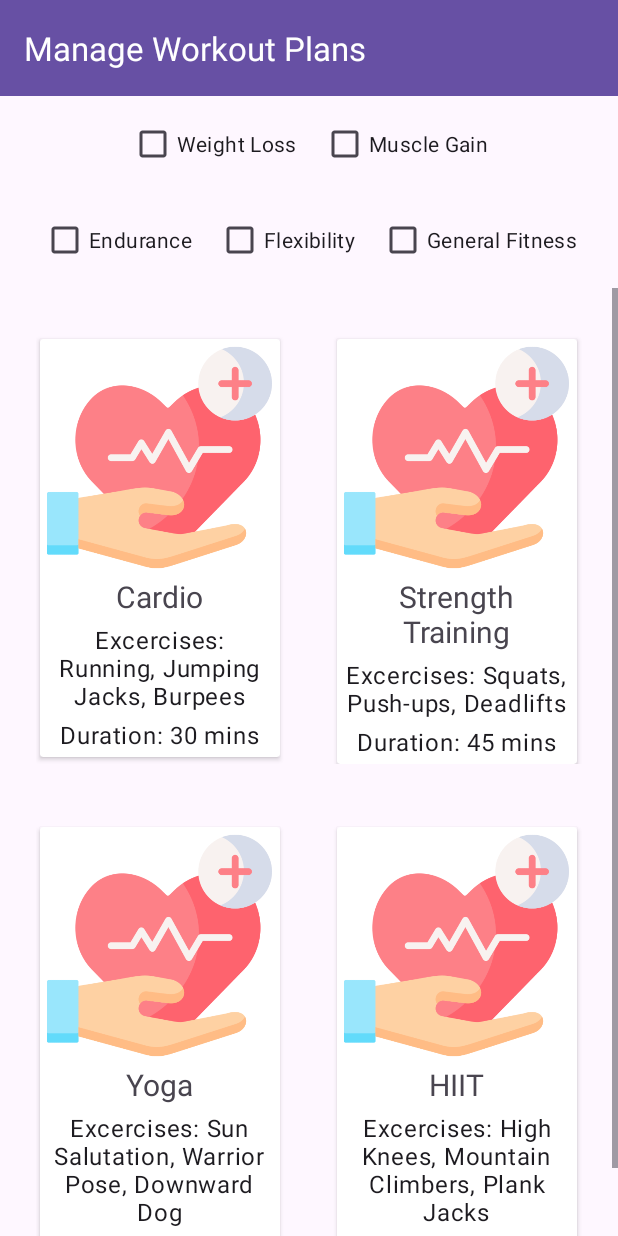
After one commit to goldenshake/UniHealth, an Android app: the WorkoutPlan screen opened directly, with no data from a screen before it, on a phone screen of 412 x 824 dp. The commit adds this screen. Run offline under Robolectric (Android 15) with nearby library versions, the phone set to English and light mode, and no system bars.

Commit message:
created meal plan and work out plan pages

```diff
--- /dev/null
+++ b/app/src/main/java/com/example/unihealth/BodyWorkoutPlan.kt
@@ -0,0 +1,9 @@
+package com.example.unihealth
+
+data class BodyWorkoutPlan(
+    val name: String,
+    val image: Int,
+    val exercises: List<String>,
+    val durationInMinutes: Int,
+    val tags: List<String>
+)
--- /dev/null
+++ b/app/src/main/java/com/example/unihealth/WorkoutAdapter.kt
@@ -0,0 +1,45 @@
+package com.example.unihealth
+
+import android.view.LayoutInflater
+import android.view.View
+import android.view.ViewGroup
+import android.widget.ImageView
+import android.widget.TextView
+import androidx.recyclerview.widget.RecyclerView
+
+class WorkoutAdapter(private val workouts: MutableList<BodyWorkoutPlan>) : RecyclerView.Adapter<WorkoutViewHolder>() {
+    override fun onCreateViewHolder(parent: ViewGroup, viewType: Int): WorkoutViewHolder {
+        val view = LayoutInflater.from(parent.context).inflate(R.layout.item_meal, parent, false)
+        return WorkoutViewHolder(view)
+    }
+
+    override fun onBindViewHolder(holder: WorkoutViewHolder, position: Int) {
+        val workout = workouts[position]
+        holder.bind(workout)
+    }
+
+    override fun getItemCount(): Int {
+        return workouts.size
+    }
+
+    fun updateList(newList: List<BodyWorkoutPlan>) {
+        workouts.clear()
+        workouts.addAll(newList)
+        notifyDataSetChanged()
+    }
+
+}
+
+class WorkoutViewHolder(itemView: View) : RecyclerView.ViewHolder(itemView) {
+    private val imageView: ImageView = itemView.findViewById(R.id.imageView)
+    private val nameTextView: TextView = itemView.findViewById(R.id.nameTextView)
+    private val ingredientsTextView: TextView = itemView.findViewById(R.id.ingredientsTextView)
+    private val calorieTextView: TextView = itemView.findViewById(R.id.calorieTextView)
+
+    fun bind(workout: BodyWorkoutPlan) {
+        imageView.setImageResource(workout.image)
+        nameTextView.text = workout.name
+        ingredientsTextView.text = "Excercises: ${workout.exercises.joinToString(", ")}"
+        calorieTextView.text = "Duration: ${workout.durationInMinutes} mins"
+    }
+}
--- /dev/null
+++ b/app/src/main/java/com/example/unihealth/WorkoutPlan.kt
@@ -0,0 +1,122 @@
+package com.example.unihealth
+
+import android.os.Bundle
+import android.widget.CheckBox
+import androidx.activity.enableEdgeToEdge
+import androidx.appcompat.app.AppCompatActivity
+import androidx.core.view.ViewCompat
+import androidx.core.view.WindowInsetsCompat
+import androidx.recyclerview.widget.GridLayoutManager
+import androidx.recyclerview.widget.LinearLayoutManager
+import androidx.recyclerview.widget.RecyclerView
+
+class WorkoutPlan : AppCompatActivity() {
+
+    val workoutList = listOf(
+        BodyWorkoutPlan(
+            "Cardio",
+            R.drawable.healthcare,
+            listOf("Running", "Jumping Jacks", "Burpees"),
+            30,
+            listOf("Endurance", "Weight Loss")
+        ),
+        BodyWorkoutPlan(
+            "Strength Training",
+            R.drawable.healthcare,
+            listOf("Squats", "Push-ups", "Deadlifts"),
+            45,
+            listOf("Muscle Gain", "Strength")
+        ),
+        BodyWorkoutPlan(
+            "Yoga",
+            R.drawable.healthcare,
+            listOf("Sun Salutation", "Warrior Pose", "Downward Dog"),
+            60,
+            listOf("Flexibility", "General Fitness")
+        ),
+        BodyWorkoutPlan(
+            "HIIT",
+            R.drawable.healthcare,
+            listOf("High Knees", "Mountain Climbers", "Plank Jacks"),
+            40,
+            listOf("Endurance", "Weight Loss")
+        ),
+        BodyWorkoutPlan(
+            "Circuit Training",
+            R.drawable.healthcare,
+            listOf("Jump Rope", "Box Jumps", "Bench Press"),
+            50,
+            listOf("Muscle Gain", "General Fitness")
+        ),
+        BodyWorkoutPlan(
+            "Pilates",
+            R.drawable.healthcare,
+            listOf("Hundreds", "Leg Circles", "Criss-Cross"),
+            45,
+            listOf("Flexibility", "Core Strength")
+        ),
+        BodyWorkoutPlan(
+            "Swimming",
+            R.drawable.healthcare,
+            listOf("Freestyle", "Breaststroke", "Butterfly"),
+            45,
+            listOf("Endurance", "General Fitness")
+        ),
+        BodyWorkoutPlan(
+            "Cycling",
+            R.drawable.healthcare,
+            listOf("Indoor Cycling", "Outdoor Cycling", "Sprints"),
+            60,
+            listOf("Endurance", "Weight Loss")
+        )
+    )
+
+    override fun onCreate(savedInstanceState: Bundle?) {
+        super.onCreate(savedInstanceState)
+        enableEdgeToEdge()
+        setContentView(R.layout.activity_workoutplan)
+        ViewCompat.setOnApplyWindowInsetsListener(findViewById(R.id.main)) { v, insets ->
+            val systemBars = insets.getInsets(WindowInsetsCompat.Type.systemBars())
+            v.setPadding(systemBars.left, systemBars.top, systemBars.right, systemBars.bottom)
+            insets
+        }
+
+
+        val recyclerView = findViewById<RecyclerView>(R.id.workoutRecyclerView)
+        val workoutAdapter = WorkoutAdapter(workoutList.toMutableList())
+        recyclerView.adapter = workoutAdapter
+        recyclerView.layoutManager = LinearLayoutManager(this)
+        recyclerView.layoutManager = GridLayoutManager(this, 2)
+
+        val weightLossCheckbox = findViewById<CheckBox>(R.id.weightLossCheckbox)
+        val muscleGainCheckbox = findViewById<CheckBox>(R.id.muscleGainCheckbox)
+        val enduranceCheckbox = findViewById<CheckBox>(R.id.enduranceCheckbox)
+        val flexibilityCheckbox = findViewById<CheckBox>(R.id.flexibilityCheckbox)
+        val genFitnessCheckbox = findViewById<CheckBox>(R.id.genFitnessCheckbox)
+
+        val checkboxes = listOf(
+            weightLossCheckbox,
+            muscleGainCheckbox,
+            enduranceCheckbox,
+            flexibilityCheckbox,
+            genFitnessCheckbox
+        )
+
+        for (checkbox in checkboxes) {
+            checkbox.setOnCheckedChangeListener { _, isChecked ->
+                val selectedCategories = checkboxes
+                    .filter { it.isChecked }
+                    .map { it.text.toString() }
+                val filteredworkouts = if (selectedCategories.isNotEmpty()) {
+                    workoutList.filter { meal ->
+                        meal.tags.any { it in selectedCategories }
+                    }
+                } else {
+                    workoutList
+                }
+                workoutAdapter.updateList(filteredworkouts)
+            }
+
+        }
+    }
+}
--- /dev/null
+++ b/app/src/main/res/layout/activity_workoutplan.xml
@@ -0,0 +1,91 @@
+<?xml version="1.0" encoding="utf-8"?>
+<androidx.appcompat.widget.LinearLayoutCompat xmlns:android="http://schemas.android.com/apk/res/android"
+    xmlns:app="http://schemas.android.com/apk/res-auto"
+    xmlns:tools="http://schemas.android.com/tools"
+    android:id="@+id/main"
+    android:layout_width="match_parent"
+    android:orientation="vertical"
+    android:layout_height="match_parent"
+    tools:context=".WorkoutPlan">
+
+    <com.google.android.material.appbar.AppBarLayout
+        android:layout_width="match_parent"
+        android:layout_height="wrap_content">
+
+        <androidx.appcompat.widget.Toolbar
+            android:id="@+id/mainHomeAppBar"
+            android:layout_width="match_parent"
+            android:layout_height="?attr/actionBarSize"
+            android:background="?attr/colorPrimary"
+            app:layout_scrollFlags="scroll|enterAlways"
+            app:popupTheme="@style/ThemeOverlay.AppCompat.Light"
+            app:title="Manage Workout Plans"
+            app:titleTextColor="@android:color/white" />
+
+    </com.google.android.material.appbar.AppBarLayout>
+
+    <LinearLayout
+        android:layout_width="match_parent"
+        android:layout_height="wrap_content"
+        android:gravity="center"
+        android:orientation="horizontal">
+
+        <CheckBox
+            android:id="@+id/weightLossCheckbox"
+            android:layout_width="wrap_content"
+            android:layout_height="wrap_content"
+            android:layout_margin="8dp"
+            android:text="Weight Loss" />
+
+
+        <CheckBox
+            android:id="@+id/muscleGainCheckbox"
+            android:layout_width="wrap_content"
+            android:layout_height="wrap_content"
+            android:layout_margin="8dp"
+            android:text="Muscle Gain" />
+
+
+    </LinearLayout>
+
+    <LinearLayout
+        android:layout_width="match_parent"
+        android:layout_height="wrap_content"
+        android:gravity="center"
+        android:orientation="horizontal">
+
+        <CheckBox
+            android:id="@+id/enduranceCheckbox"
+            android:layout_width="wrap_content"
+            android:layout_height="wrap_content"
+            android:layout_margin="8dp"
+            android:text="Endurance" />
+
+        <CheckBox
+            android:id="@+id/flexibilityCheckbox"
+            android:layout_width="wrap_content"
+            android:layout_height="wrap_content"
+            android:layout_margin="8dp"
+            android:text="Flexibility" />
+
+        <CheckBox
+            android:id="@+id/genFitnessCheckbox"
+            android:layout_width="wrap_content"
+            android:layout_height="wrap_content"
+            android:layout_margin="8dp"
+            android:text="General Fitness" />
+    </LinearLayout>
+
+
+    <ScrollView
+        android:layout_width="match_parent"
+        android:layout_height="wrap_content">
+
+        <androidx.recyclerview.widget.RecyclerView
+            android:id="@+id/workoutRecyclerView"
+            android:layout_width="match_parent"
+            android:layout_height="wrap_content"
+            android:padding="8dp" />
+    </ScrollView>
+
+</androidx.appcompat.widget.LinearLayoutCompat>
--- /dev/null
+++ b/app/src/main/res/layout/item_meal.xml
@@ -0,0 +1,56 @@
+<?xml version="1.0" encoding="utf-8"?>
+<LinearLayout xmlns:android="http://schemas.android.com/apk/res/android"
+    android:layout_width="match_parent"
+    android:layout_height="wrap_content"
+    android:orientation="vertical"
+    android:padding="16dp">
+    <androidx.cardview.widget.CardView
+        android:layout_width="160dp"
+        android:layout_height="wrap_content"
+        android:layout_gravity="center"
+        android:layout_marginTop="10dp">
+
+        <LinearLayout
+            android:layout_width="wrap_content"
+            android:layout_height="match_parent"
+            android:layout_gravity="center"
+            android:orientation="vertical"
+            android:padding="4dp">
+
+            <ImageView
+                android:id="@+id/imageView"
+                android:layout_width="150dp"
+                android:layout_height="150dp"
+                android:src="@drawable/salad" />
+
+            <TextView
+                android:id="@+id/nameTextView"
+                style="@style/TextAppearance.MaterialComponents.Headline3"
+                android:layout_width="match_parent"
+                android:layout_height="wrap_content"
+                android:layout_marginTop="4dp"
+                android:text="Name"
+                android:textAlignment="center"
+                android:textSize="20sp" />
+
+            <TextView
+                android:id="@+id/ingredientsTextView"
+                style="@style/TextAppearance.MaterialComponents.Body1"
+                android:layout_width="match_parent"
+                android:layout_height="wrap_content"
+                android:layout_marginTop="4dp"
+                android:text="Ingredients"
+                android:textAlignment="center" />
+            <TextView
+                android:id="@+id/calorieTextView"
+                style="@style/TextAppearance.MaterialComponents.Body1"
+                android:layout_width="match_parent"
+                android:layout_height="wrap_content"
+                android:layout_marginTop="4dp"
+                android:text="Calorie"
+                android:textAlignment="center" />
+
+        </LinearLayout>
+    </androidx.cardview.widget.CardView>
+
+</LinearLayout>
```
Also changed, not shown: app/src/main/AndroidManifest.xml (+15 -0 lines), app/src/main/java/com/example/unihealth/MainHome.kt (+34 -0 lines), app/src/main/java/com/example/unihealth/MealAdapter.kt (added, +45 -0 lines), app/src/main/java/com/example/unihealth/MealPlans.kt (added, +86 -0 lines), app/src/main/java/com/example/unihealth/RecipeMealPlans.kt (added, +9 -0 lines), app/src/main/java/com/example/unihealth/challenges.kt (added, +20 -0 lines), app/src/main/java/com/example/unihealth/support.kt (added, +20 -0 lines), app/src/main/java/com/example/unihealth/waterIntake.kt (added, +20 -0 lines), app/src/main/res/layout/activity_challenges.xml (added, +17 -0 lines), app/src/main/res/layout/activity_main_home.xml (+22 -7 lines), app/src/main/res/layout/activity_meal_plans.xml (added, +91 -0 lines), app/src/main/res/layout/activity_support.xml (added, +17 -0 lines), app/src/main/res/layout/activity_water_intake.xml (added, +17 -0 lines), app/src/main/res/drawable/salad.png (added), 1 more files.
